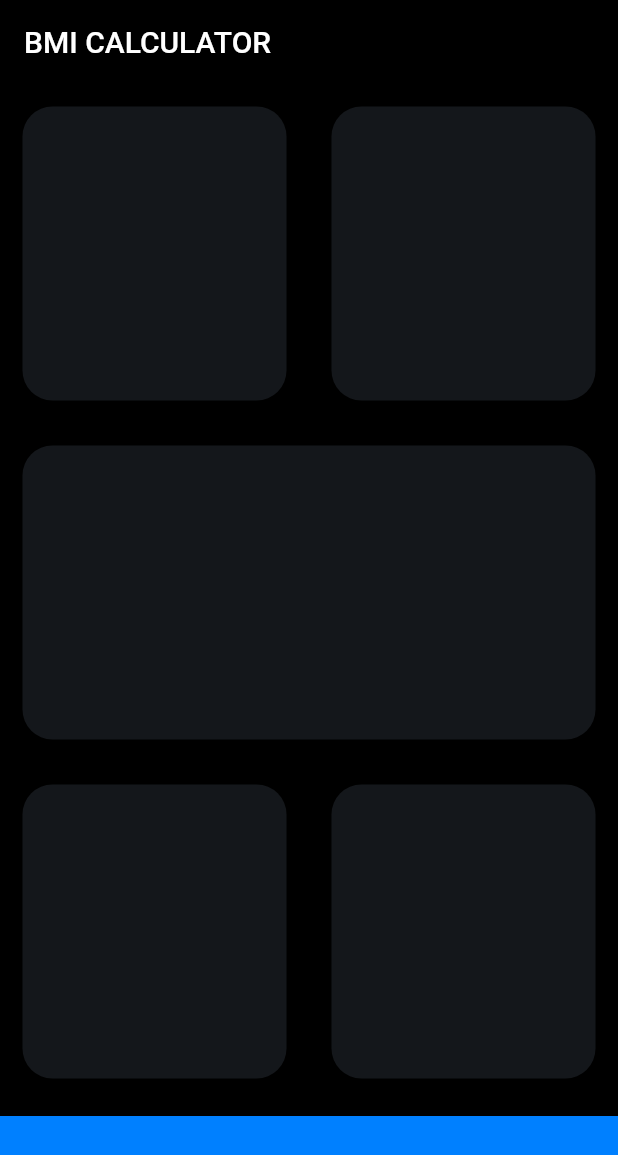
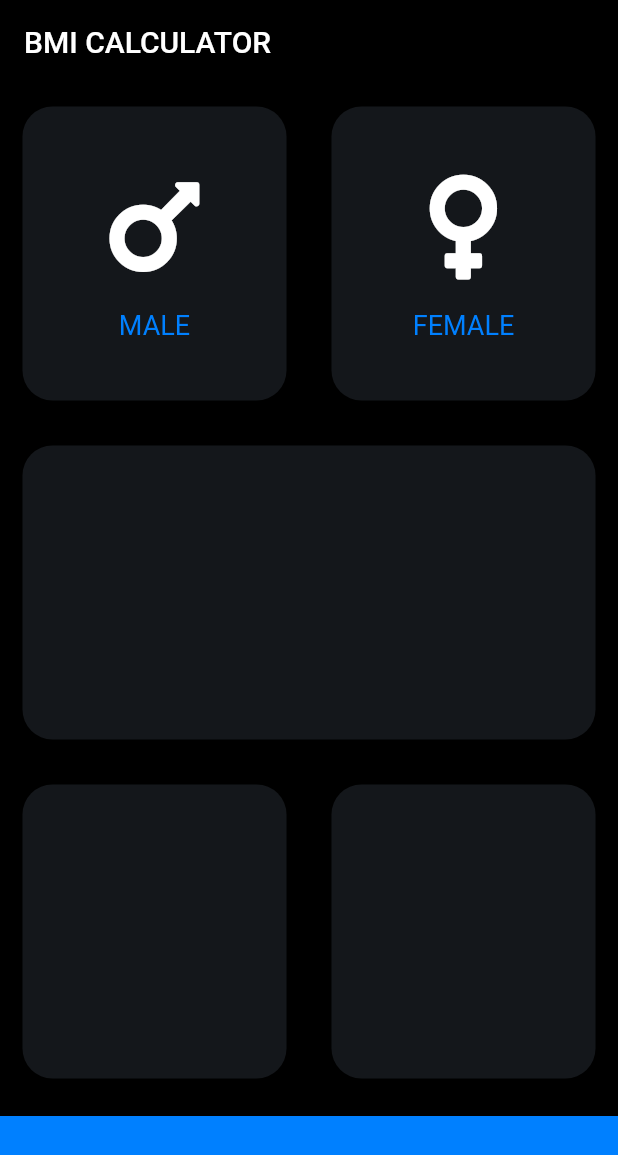
Before and after one commit to Himanshu93/bmi_calculator, a Flutter app: the screen it shows after launch, on a phone screen of 412 x 824 dp. Shown: the top 1155 px of the screen. Run offline on Flutter 3.47's test engine with Material 2 defaults, Android fonts, the phone set to English and light mode, and no system bars; our stand-ins replace font_awesome_flutter.

Commit message:
formatted code

```diff
--- /dev/null
+++ b/lib/icon_content.dart
@@ -0,0 +1,32 @@
+import 'package:flutter/material.dart';
+
+const TextStyle labelTextStyle =
+    TextStyle(fontSize: 18.0, color: Color(0xFF0080ff));
+
+class IconContent extends StatelessWidget {
+  final String gender;
+  final IconData genderIcon;
+
+  IconContent(this.gender, this.genderIcon);
+
+  @override
+  Widget build(BuildContext context) {
+    return Column(
+      mainAxisAlignment: MainAxisAlignment.center,
+      children: [
+        Icon(
+          genderIcon,
+          size: 80,
+          color: Colors.white,
+        ),
+        SizedBox(
+          height: 15.0,
+        ),
+        Text(
+          gender,
+          style: labelTextStyle,
+        ),
+      ],
+    );
+  }
+}
--- a/lib/input_page.dart
+++ b/lib/input_page.dart
@@ -1,4 +1,8 @@
+import 'package:bmi_calculator/reusable_card.dart';
 import 'package:flutter/material.dart';
+import 'package:font_awesome_flutter/font_awesome_flutter.dart';
+
+import 'icon_content.dart';
 
 const double bottomContainerHeight = 80;
 const Color reuseableContainerColor = Color(0xFF14171B);
@@ -24,10 +28,16 @@ class _InputPageState extends State<InputPage> {
             child: Row(
               children: [
                 Expanded(
-                  child: ReusableCard(colour: reuseableContainerColor),
+                  child: ReusableCard(
+                    colour: reuseableContainerColor,
+                    cardChild: IconContent('MALE', FontAwesomeIcons.mars ),
+                  ),
                 ),
                 Expanded(
-                  child: ReusableCard(colour: reuseableContainerColor),
+                  child: ReusableCard(
+                    colour: reuseableContainerColor,
+                    cardChild: IconContent('FEMALE', FontAwesomeIcons.venus ),
+                  ),
                 ),
               ],
             ),
@@ -56,22 +66,3 @@ class _InputPageState extends State<InputPage> {
     );
   }
 }
-
-class ReusableCard extends StatelessWidget {
-  final Color colour;
-  final Widget cardChild;
-
-  ReusableCard({@required this.colour, this.cardChild});
-
-  @override
-  Widget build(BuildContext context) {
-    return Container(
-      child: cardChild,
-      margin: EdgeInsets.all(15.0),
-      decoration: BoxDecoration(
-        borderRadius: BorderRadius.circular(20),
-        color: this.colour,
-      ),
-    );
-  }
-}
--- /dev/null
+++ b/lib/reusable_card.dart
@@ -0,0 +1,20 @@
+import 'package:flutter/material.dart';
+
+class ReusableCard extends StatelessWidget {
+  final Color colour;
+  final Widget cardChild;
+
+  ReusableCard({@required this.colour, this.cardChild});
+
+  @override
+  Widget build(BuildContext context) {
+    return Container(
+      child: cardChild,
+      margin: EdgeInsets.all(15.0),
+      decoration: BoxDecoration(
+        borderRadius: BorderRadius.circular(20),
+        color: this.colour,
+      ),
+    );
+  }
+}
--- a/pubspec.yaml
+++ b/pubspec.yaml
@@ -9,6 +9,7 @@ environment:
 dependencies:
   flutter:
     sdk: flutter
+  font_awesome_flutter: ^8.8.1
 
   cupertino_icons: ^0.1.2
 
```
